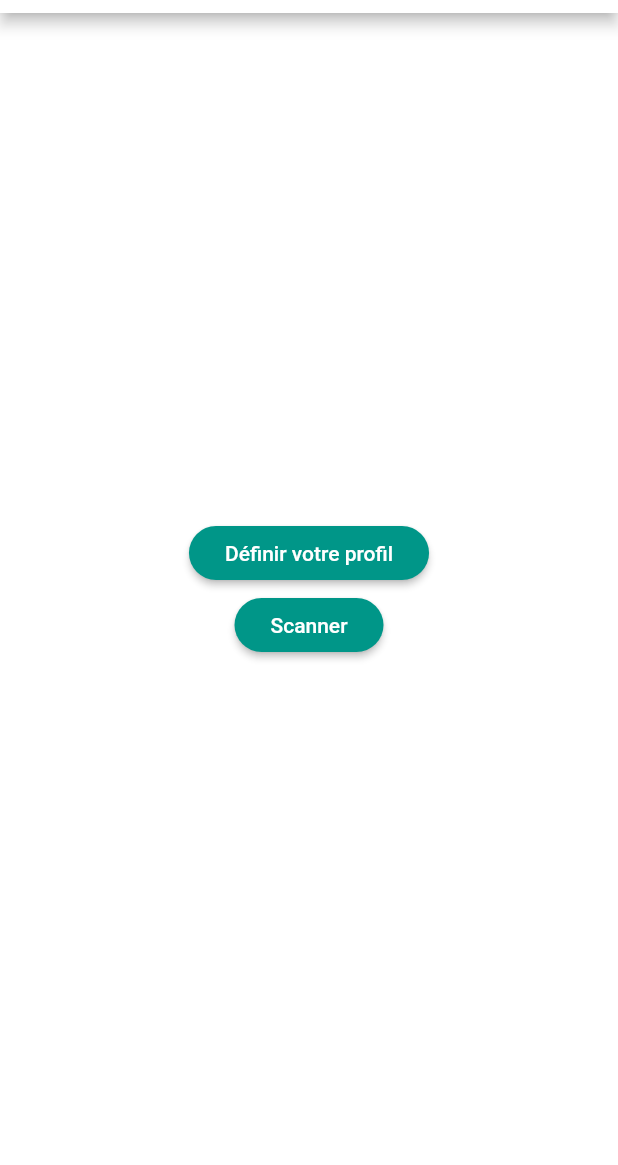
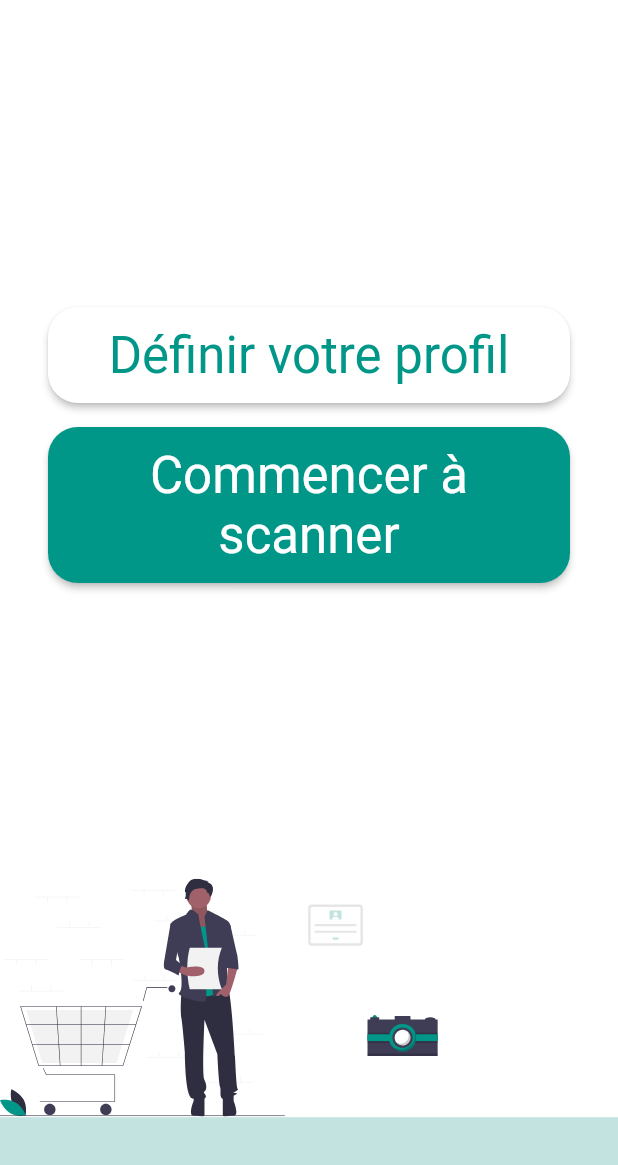
Before and after one commit to otakedev/ceihm-groupe-7, a Flutter app: the screen it shows after launch, on a phone screen of 412 x 824 dp, the part 71-1236 px from its top. Run offline on Flutter 3.47's test engine with Material 2 defaults, Android fonts, the phone set to English and light mode, and no system bars; our stand-ins replace badges, flutter_svg; missing offline and left inert: flappy_search_bar, qr_code_scanner; accounts and stored records are empty; Roboto replaces fonts that are missing (ArialRounded).

Commit message:
[#44] add history on the search bar and rework starter page (just little)

```diff
--- a/lib/models/product_model.dart
+++ b/lib/models/product_model.dart
@@ -1,6 +1,7 @@
 import 'package:alergo/mocks/products_mock.dart';
 import 'package:alergo/models/ingredient_model.dart';
 import 'package:flutter/widgets.dart';
+import 'package:quiver/core.dart';
 
 class ProductModel {
   final String id;
@@ -40,4 +41,8 @@ class ProductModel {
 
   static List<ProductModel> fromMock() =>
       PRODUCTS_MOCK.map((model) => ProductModel.fromMap(model)).toList();
+
+  bool operator ==(o) => o is ProductModel && id == o.id && name == o.name;
+
+  int get hashCode => hash2(id.hashCode, name.hashCode);
 }
--- a/lib/providers/profile_selector_notifier.dart
+++ b/lib/providers/profile_selector_provider.dart
@@ -3,7 +3,7 @@ import 'package:alergo/models/profile_item_model.dart';
 import 'package:alergo/models/user_model.dart';
 import 'package:flutter/material.dart';
 
-class ProfileSelectorNotifier with ChangeNotifier {
+class ProfileSelectorProvider with ChangeNotifier {
   List<ProfileItemModel> _selectedDiet = [];
   List<ProfileItemModel> _selectedForbiddenProduct = [];
   List<ProfileItemModel> _selectedUnlikedProduct = [];
--- a/lib/screens/home_page.dart
+++ b/lib/screens/home_page.dart
@@ -1,5 +1,5 @@
 import 'package:alergo/core/router.dart';
-import 'package:alergo/providers/profile_selector_notifier.dart';
+import 'package:alergo/providers/profile_selector_provider.dart';
 import 'package:alergo/screens/profile_pages/profile_page.dart';
 import 'package:alergo/screens/profile_pages/update_profile_page.dart';
 import 'package:alergo/screens/scanner_page/scanner_page.dart';
@@ -26,7 +26,7 @@ class _HomePageState extends State<HomePage> {
     return Scaffold(
       appBar: AppBar(
         elevation: 0,
-        leading: Consumer<ProfileSelectorNotifier>(
+        leading: Consumer<ProfileSelectorProvider>(
             builder: (context, profileSelector, child) {
           if (profileSelector.getModel().isNotSet()) {
             return Badge(
--- a/lib/screens/profile_pages/components/build_widgets_selection.dart
+++ b/lib/screens/profile_pages/components/build_widgets_selection.dart
@@ -1,10 +1,10 @@
 import 'package:alergo/models/profile_item_model.dart';
-import 'package:alergo/providers/profile_selector_notifier.dart';
+import 'package:alergo/providers/profile_selector_provider.dart';
 import 'package:alergo/screens/profile_pages/components/profile_tile_list.dart';
 import 'package:flutter/material.dart';
 
 List<Widget> buildProfileSelection(
-    ProfileSelectorNotifier profileSelector, ProfileType type) {
+    ProfileSelectorProvider profileSelector, ProfileType type) {
   switch (type) {
     case ProfileType.DIET:
       return getSelectedByType(
--- a/lib/screens/profile_pages/components/profile_item_block.dart
+++ b/lib/screens/profile_pages/components/profile_item_block.dart
@@ -1,7 +1,7 @@
 import 'dart:ui';
 
 import 'package:alergo/models/profile_item_model.dart';
-import 'package:alergo/providers/profile_selector_notifier.dart';
+import 'package:alergo/providers/profile_selector_provider.dart';
 import 'package:alergo/theme/colors.dart';
 import 'package:alergo/theme/style.dart';
 import 'package:flutter/material.dart';
@@ -21,8 +21,8 @@ class ProfileItemBlock extends StatelessWidget {
 
   @override
   Widget build(BuildContext context) {
-    final ProfileSelectorNotifier profileSelectorNotifier =
-        Provider.of<ProfileSelectorNotifier>(context);
+    final ProfileSelectorProvider profileSelectorNotifier =
+        Provider.of<ProfileSelectorProvider>(context);
 
     final isSelected = profileSelectorNotifier.isSelected(item, type);
 
--- a/lib/screens/profile_pages/components/profile_tab_page.dart
+++ b/lib/screens/profile_pages/components/profile_tab_page.dart
@@ -1,6 +1,6 @@
 import 'package:alergo/models/profile_item_model.dart';
 import 'package:alergo/screens/profile_pages/components/profile_item_block.dart';
-import 'package:alergo/providers/profile_selector_notifier.dart';
+import 'package:alergo/providers/profile_selector_provider.dart';
 import 'package:flutter/material.dart';
 import 'package:flutter/widgets.dart';
 import 'package:flappy_search_bar/flappy_search_bar.dart';
--- a/lib/screens/profile_pages/profile_page.dart
+++ b/lib/screens/profile_pages/profile_page.dart
@@ -3,7 +3,7 @@ import 'package:alergo/components/dismissible_list_view.dart';
 import 'package:alergo/core/utils.dart';
 import 'package:alergo/models/diet_model.dart';
 import 'package:alergo/models/ingredient_model.dart';
-import 'package:alergo/providers/profile_selector_notifier.dart';
+import 'package:alergo/providers/profile_selector_provider.dart';
 import 'package:alergo/screens/profile_pages/components/build_widgets_selection.dart';
 import 'package:alergo/screens/profile_pages/components/profile_final_tab_page.dart';
 import 'package:alergo/screens/profile_pages/components/profile_tab_page.dart';
@@ -88,7 +88,7 @@ class _ProfilePageState extends State<ProfilePage> {
               )
             ],
           ),
-          Consumer<ProfileSelectorNotifier>(
+          Consumer<ProfileSelectorProvider>(
             builder: (context, profileSelector, child) => BottomDrawer(
               drawerClosedText: "Mes Choix",
               drawerOpenedText: "Fermer",
--- a/lib/screens/profile_pages/update_profile_page.dart
+++ b/lib/screens/profile_pages/update_profile_page.dart
@@ -2,7 +2,7 @@ import 'package:alergo/components/bottom_drawer.dart';
 import 'package:alergo/components/dismissible_list_view.dart';
 import 'package:alergo/models/diet_model.dart';
 import 'package:alergo/models/ingredient_model.dart';
-import 'package:alergo/providers/profile_selector_notifier.dart';
+import 'package:alergo/providers/profile_selector_provider.dart';
 import 'package:alergo/screens/profile_pages/components/build_widgets_selection.dart';
 import 'package:alergo/screens/profile_pages/components/profile_tab_page.dart';
 import 'package:flutter/material.dart';
@@ -105,7 +105,7 @@ class _BuildBottomDrawerState extends State<BuildBottomDrawer> {
       }
     });
 
-    return Consumer<ProfileSelectorNotifier>(
+    return Consumer<ProfileSelectorProvider>(
       builder: (context, profileSelector, child) => BottomDrawer(
         drawerClosedText: "Mes Choix",
         drawerOpenedText: "Fermer",
--- a/lib/screens/scanner_page/components/qrcode_scanner.dart
+++ b/lib/screens/scanner_page/components/qrcode_scanner.dart
@@ -1,4 +1,3 @@
-import 'dart:developer';
 import 'dart:io';
 
 import 'package:alergo/core/router.dart';
--- a/lib/screens/start_page/start_page.dart
+++ b/lib/screens/start_page/start_page.dart
@@ -1,31 +1,87 @@
 import 'package:alergo/core/router.dart';
+import 'package:alergo/core/text_style.dart';
 import 'package:alergo/screens/home_page.dart';
 import 'package:alergo/screens/profile_pages/profile_page.dart';
+import 'package:alergo/theme/colors.dart';
 import 'package:flutter/material.dart';
+import 'package:flutter_svg/flutter_svg.dart';
 
 class StartPage extends StatelessWidget {
   static final routeName = '/start';
 
   @override
   Widget build(BuildContext context) {
+    var _buildNavigationButtons = Column(
+      mainAxisAlignment: MainAxisAlignment.center,
+      crossAxisAlignment: CrossAxisAlignment.center,
+      children: [
+        Padding(
+          padding: const EdgeInsets.symmetric(horizontal: 32, vertical: 8),
+          child: RaisedButton(
+            color: colorWhite,
+            padding: const EdgeInsets.only(
+              top: 12.0,
+              left: 24.0,
+              bottom: 12.0,
+              right: 24.0,
+            ),
+            onPressed: () => navigateToRoute(context, ProfilePage.routeName),
+            child: Container(
+              width: double.infinity,
+              child: Text(
+                "Définir votre profil",
+                style: headline4(context).apply(color: colorPrimary),
+                textAlign: TextAlign.center,
+              ),
+            ),
+          ),
+        ),
+        Padding(
+          padding: const EdgeInsets.symmetric(horizontal: 32, vertical: 8),
+          child: RaisedButton(
+            padding: const EdgeInsets.only(
+              top: 12.0,
+              left: 24.0,
+              bottom: 12.0,
+              right: 24.0,
+            ),
+            onPressed: () => navigateToRoute(context, HomePage.routeName),
+            child: Container(
+              width: double.infinity,
+              child: Text(
+                "Commencer à \nscanner",
+                style: headline4White(context),
+                textAlign: TextAlign.center,
+              ),
+            ),
+          ),
+        ),
+      ],
+    );
     return Scaffold(
       appBar: AppBar(
         title: const Text("ALERGO"),
+        elevation: 0,
       ),
-      body: Center(
-        child: Column(
-          mainAxisAlignment: MainAxisAlignment.center,
-          children: [
-            RaisedButton(
-              onPressed: () => navigateToRoute(context, ProfilePage.routeName),
-              child: Text("Définir votre profil"),
+      body: Stack(
+        children: [
+          SvgPicture.asset(
+            'assets/welcome.svg',
+            width: double.infinity,
+            fit: BoxFit.fitWidth,
+            alignment: Alignment.bottomCenter,
+          ),
+          Align(
+            alignment: Alignment(1, -0.5),
+            child: LayoutBuilder(
+              builder: (context, constraint) => Container(
+                width: double.infinity,
+                height: constraint.maxHeight / 2,
+                child: _buildNavigationButtons,
+              ),
             ),
-            RaisedButton(
-              onPressed: () => navigateToRoute(context, HomePage.routeName),
-              child: Text("Scanner"),
-            ),
-          ],
-        ),
+          ),
+        ],
       ),
     );
   }
--- a/pubspec.yaml
+++ b/pubspec.yaml
@@ -50,6 +50,7 @@ flutter:
   # To add assets to your application, add an assets section, like this:
   assets:
     - assets/qrcodescan.svg
+    - assets/welcome.svg
     - assets/diets/vegan.jpg
   #   - images/a_dot_ham.jpeg
   # An image asset can refer to one or more resolution-specific "variants", see
```
Also changed, not shown: lib/main.dart (+7 -3 lines), lib/providers/product_history_provider.dart (added, +24 -0 lines), lib/screens/product_page/components/product_details.dart (+6 -3 lines), lib/screens/product_page/product_page.dart (+26 -10 lines), lib/screens/search_page/components/product_tile_list.dart (+6 -3 lines), lib/screens/search_page/search_page.dart (+37 -9 lines), assets/welcome.svg (added).
